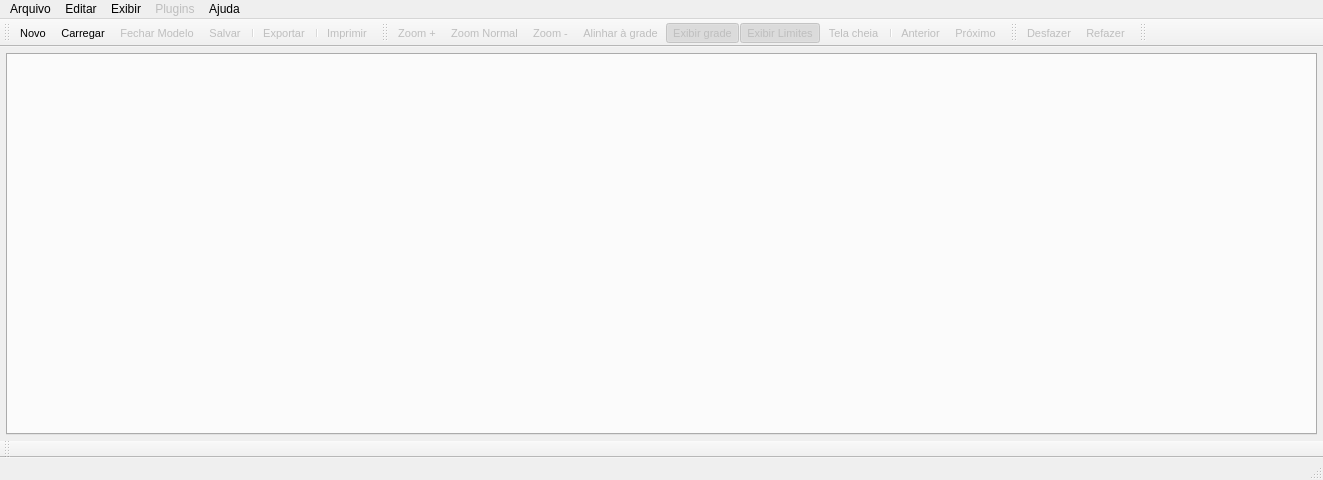
pgmodeler/pgmodeler, file libpgmodeler_ui/ui/formprincipal.ui: the form before one commit.
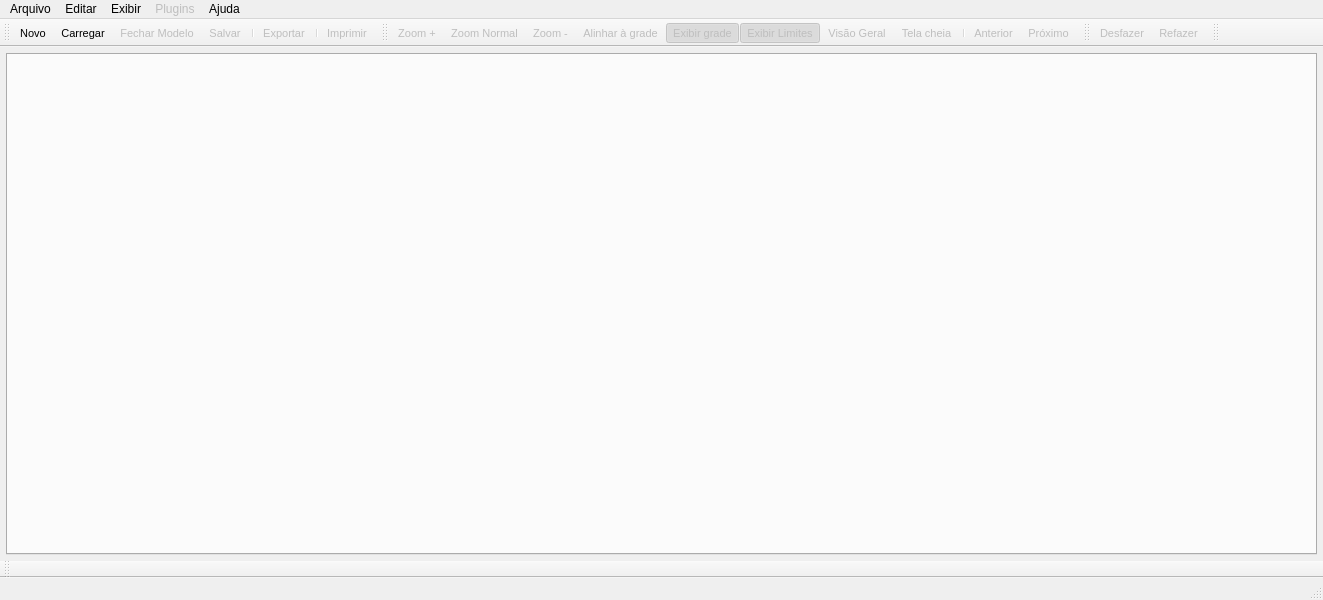
The form after the commit. Icons and pictures are not drawn.

Patch:
```diff
--- a/libpgmodeler_ui/ui/formprincipal.ui
+++ b/libpgmodeler_ui/ui/formprincipal.ui
@@ -10,13 +10,13 @@
     <x>0</x>
     <y>0</y>
     <width>1323</width>
-    <height>480</height>
+    <height>600</height>
    </rect>
   </property>
   <property name="minimumSize">
    <size>
-    <width>640</width>
-    <height>480</height>
+    <width>800</width>
+    <height>600</height>
    </size>
   </property>
   <property name="mouseTracking">
@@ -233,6 +233,7 @@
    <addaction name="action_alin_objs_grade"/>
    <addaction name="action_exibir_grade"/>
    <addaction name="action_exibir_lim_paginas"/>
+   <addaction name="action_visao_geral"/>
    <addaction name="action_tela_cheia"/>
    <addaction name="separator"/>
    <addaction name="action_anterior"/>
@@ -694,6 +695,21 @@
     <string>Salvar Tudo</string>
    </property>
   </action>
+  <action name="action_visao_geral">
+   <property name="enabled">
+    <bool>false</bool>
+   </property>
+   <property name="icon">
+    <iconset resource="../res/resources.qrc">
+     <normaloff>:/icones/icones/visaogeral.png</normaloff>:/icones/icones/visaogeral.png</iconset>
+   </property>
+   <property name="text">
+    <string>Visão Geral</string>
+   </property>
+   <property name="toolTip">
+    <string>Exibe a visão geral do modelo</string>
+   </property>
+  </action>
  </widget>
  <resources>
   <include location="../res/resources.qrc"/>
```
